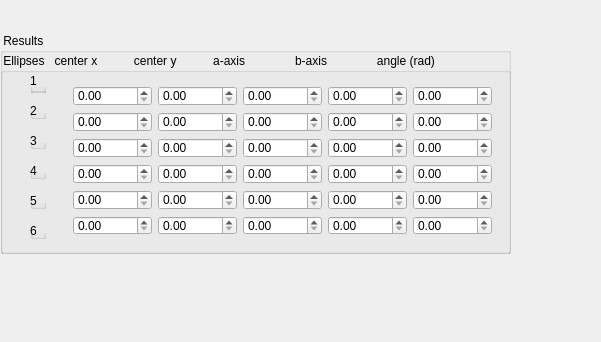
The window that mainwindow.ui (TimStnd/ExamenOpdracht) describes before a commit, drawn with Qt 5; both pictures show x 0 to 601 and y 334 to 676 of the 1493 by 676 pixel window.
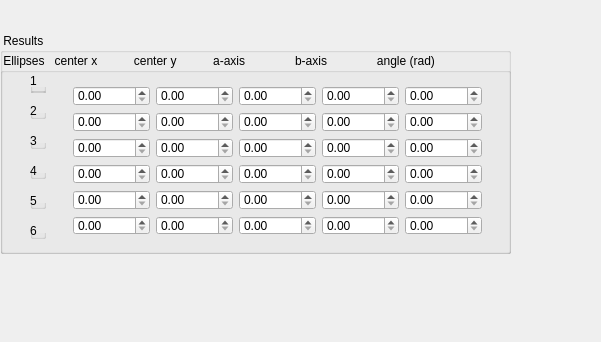
The same window after the commit.

```diff
--- a/mainwindow.ui
+++ b/mainwindow.ui
@@ -121,7 +121,7 @@
        <rect>
         <x>62</x>
         <y>22</y>
-        <width>441</width>
+        <width>431</width>
         <height>171</height>
        </rect>
       </property>
@@ -129,21 +129,37 @@
        <item>
         <layout class="QHBoxLayout" name="horizontalLayout">
          <item>
-          <widget class="QDoubleSpinBox" name="centerx1_2"/>
+          <widget class="QDoubleSpinBox" name="centerx1_2">
+           <property name="maximum">
+            <double>10000000.000000000000000</double>
+           </property>
+          </widget>
          </item>
          <item>
-          <widget class="QDoubleSpinBox" name="centery1_2"/>
+          <widget class="QDoubleSpinBox" name="centery1_2">
+           <property name="maximum">
+            <double>10000000.000000000000000</double>
+           </property>
+          </widget>
          </item>
          <item>
-          <widget class="QDoubleSpinBox" name="aaxis1_2"/>
+          <widget class="QDoubleSpinBox" name="aaxis1_2">
+           <property name="maximum">
+            <double>10000000.000000000000000</double>
+           </property>
+          </widget>
          </item>
          <item>
-          <widget class="QDoubleSpinBox" name="baxis1_2"/>
+          <widget class="QDoubleSpinBox" name="baxis1_2">
+           <property name="maximum">
+            <double>10000.000000000000000</double>
+           </property>
+          </widget>
          </item>
          <item>
           <widget class="QDoubleSpinBox" name="angle1_2">
            <property name="maximum">
-            <double>6283.000000000000000</double>
+            <double>10000000.000000000000000</double>
            </property>
           </widget>
          </item>
@@ -152,21 +168,37 @@
        <item>
         <layout class="QHBoxLayout" name="horizontalLayout_2">
          <item>
-          <widget class="QDoubleSpinBox" name="centerx2_2"/>
+          <widget class="QDoubleSpinBox" name="centerx2_2">
+           <property name="maximum">
+            <double>10000000.000000000000000</double>
+           </property>
+          </widget>
          </item>
          <item>
-          <widget class="QDoubleSpinBox" name="centery2_2"/>
+          <widget class="QDoubleSpinBox" name="centery2_2">
+           <property name="maximum">
+            <double>10000000.000000000000000</double>
+           </property>
+          </widget>
          </item>
          <item>
-          <widget class="QDoubleSpinBox" name="aaxis2_2"/>
+          <widget class="QDoubleSpinBox" name="aaxis2_2">
+           <property name="maximum">
+            <double>10000000.000000000000000</double>
+           </property>
+          </widget>
          </item>
          <item>
-          <widget class="QDoubleSpinBox" name="baxis2_2"/>
+          <widget class="QDoubleSpinBox" name="baxis2_2">
+           <property name="maximum">
+            <double>10000000.000000000000000</double>
+           </property>
+          </widget>
          </item>
          <item>
           <widget class="QDoubleSpinBox" name="angle2_2">
            <property name="maximum">
-            <double>6283.000000000000000</double>
+            <double>10000000.000000000000000</double>
            </property>
           </widget>
          </item>
@@ -175,21 +207,37 @@
        <item>
         <layout class="QHBoxLayout" name="horizontalLayout_3">
          <item>
-          <widget class="QDoubleSpinBox" name="centerx3_2"/>
+          <widget class="QDoubleSpinBox" name="centerx3_2">
+           <property name="maximum">
+            <double>10000000.000000000000000</double>
+           </property>
+          </widget>
          </item>
          <item>
-          <widget class="QDoubleSpinBox" name="centery3_2"/>
+          <widget class="QDoubleSpinBox" name="centery3_2">
+           <property name="maximum">
+            <double>10000000.000000000000000</double>
+           </property>
+          </widget>
          </item>
          <item>
-          <widget class="QDoubleSpinBox" name="aaxis3_2"/>
+          <widget class="QDoubleSpinBox" name="aaxis3_2">
+           <property name="maximum">
+            <double>10000000.000000000000000</double>
+           </property>
+          </widget>
          </item>
          <item>
-          <widget class="QDoubleSpinBox" name="baxis3_2"/>
+          <widget class="QDoubleSpinBox" name="baxis3_2">
+           <property name="maximum">
+            <double>10000000.000000000000000</double>
+           </property>
+          </widget>
          </item>
          <item>
           <widget class="QDoubleSpinBox" name="angle3_2">
            <property name="maximum">
-            <double>6283.000000000000000</double>
+            <double>10000000.000000000000000</double>
            </property>
           </widget>
          </item>
@@ -198,21 +246,37 @@
        <item>
         <layout class="QHBoxLayout" name="horizontalLayout_4">
          <item>
-          <widget class="QDoubleSpinBox" name="centerx4_2"/>
+          <widget class="QDoubleSpinBox" name="centerx4_2">
+           <property name="maximum">
+            <double>10000000.000000000000000</double>
+           </property>
+          </widget>
          </item>
          <item>
-          <widget class="QDoubleSpinBox" name="centery4_2"/>
+          <widget class="QDoubleSpinBox" name="centery4_2">
+           <property name="maximum">
+            <double>10000000.000000000000000</double>
+           </property>
+          </widget>
          </item>
          <item>
-          <widget class="QDoubleSpinBox" name="aaxis4_2"/>
+          <widget class="QDoubleSpinBox" name="aaxis4_2">
+           <property name="maximum">
+            <double>10000000.000000000000000</double>
+           </property>
+          </widget>
          </item>
          <item>
-          <widget class="QDoubleSpinBox" name="baxis4_2"/>
+          <widget class="QDoubleSpinBox" name="baxis4_2">
+           <property name="maximum">
+            <double>10000000.000000000000000</double>
+           </property>
+          </widget>
          </item>
          <item>
           <widget class="QDoubleSpinBox" name="angle4_2">
            <property name="maximum">
-            <double>6283.000000000000000</double>
+            <double>10000000.000000000000000</double>
            </property>
           </widget>
          </item>
@@ -221,21 +285,37 @@
        <item>
         <layout class="QHBoxLayout" name="horizontalLayout_5">
          <item>
-          <widget class="QDoubleSpinBox" name="centerx5_3"/>
+          <widget class="QDoubleSpinBox" name="centerx5_3">
+           <property name="maximum">
+            <double>10000000.000000000000000</double>
+           </property>
+          </widget>
          </item>
          <item>
-          <widget class="QDoubleSpinBox" name="centery5_3"/>
+          <widget class="QDoubleSpinBox" name="centery5_3">
+           <property name="maximum">
+            <double>10000000.000000000000000</double>
+           </property>
+          </widget>
          </item>
          <item>
-          <widget class="QDoubleSpinBox" name="aaxis5_3"/>
+          <widget class="QDoubleSpinBox" name="aaxis5_3">
+           <property name="maximum">
+            <double>10000000.000000000000000</double>
+           </property>
+          </widget>
          </item>
          <item>
-          <widget class="QDoubleSpinBox" name="baxis5_3"/>
+          <widget class="QDoubleSpinBox" name="baxis5_3">
+           <property name="maximum">
+            <double>10000000.000000000000000</double>
+           </property>
+          </widget>
          </item>
          <item>
           <widget class="QDoubleSpinBox" name="angle5_3">
            <property name="maximum">
-            <double>6283.000000000000000</double>
+            <double>10000000.000000000000000</double>
            </property>
           </widget>
          </item>
@@ -244,21 +324,37 @@
        <item>
         <layout class="QHBoxLayout" name="horizontalLayout_6">
          <item>
-          <widget class="QDoubleSpinBox" name="centerx6_2"/>
+          <widget class="QDoubleSpinBox" name="centerx6_2">
+           <property name="maximum">
+            <double>10000000.000000000000000</double>
+           </property>
+          </widget>
          </item>
          <item>
-          <widget class="QDoubleSpinBox" name="centery6_2"/>
+          <widget class="QDoubleSpinBox" name="centery6_2">
+           <property name="maximum">
+            <double>10000000.000000000000000</double>
+           </property>
+          </widget>
          </item>
          <item>
-          <widget class="QDoubleSpinBox" name="aaxis6_2"/>
+          <widget class="QDoubleSpinBox" name="aaxis6_2">
+           <property name="maximum">
+            <double>10000000.000000000000000</double>
+           </property>
+          </widget>
          </item>
          <item>
-          <widget class="QDoubleSpinBox" name="baxis6_2"/>
+          <widget class="QDoubleSpinBox" name="baxis6_2">
+           <property name="maximum">
+            <double>10000000.000000000000000</double>
+           </property>
+          </widget>
          </item>
          <item>
           <widget class="QDoubleSpinBox" name="angle6_2">
            <property name="maximum">
-            <double>6283.000000000000000</double>
+            <double>10000000.000000000000000</double>
            </property>
           </widget>
          </item>
```
